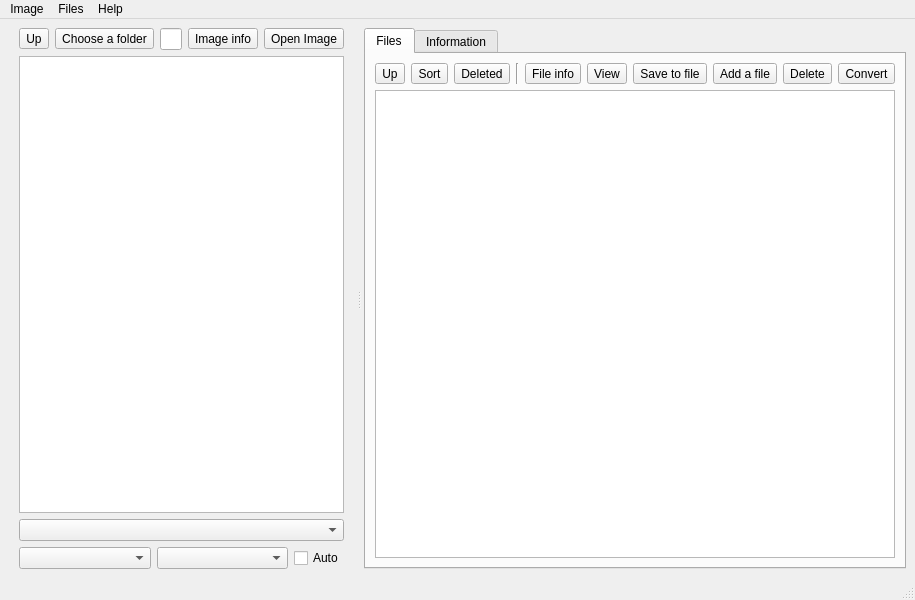
Ptr314/dsk_commander, file src/mainwindow.ui: the form before one commit.
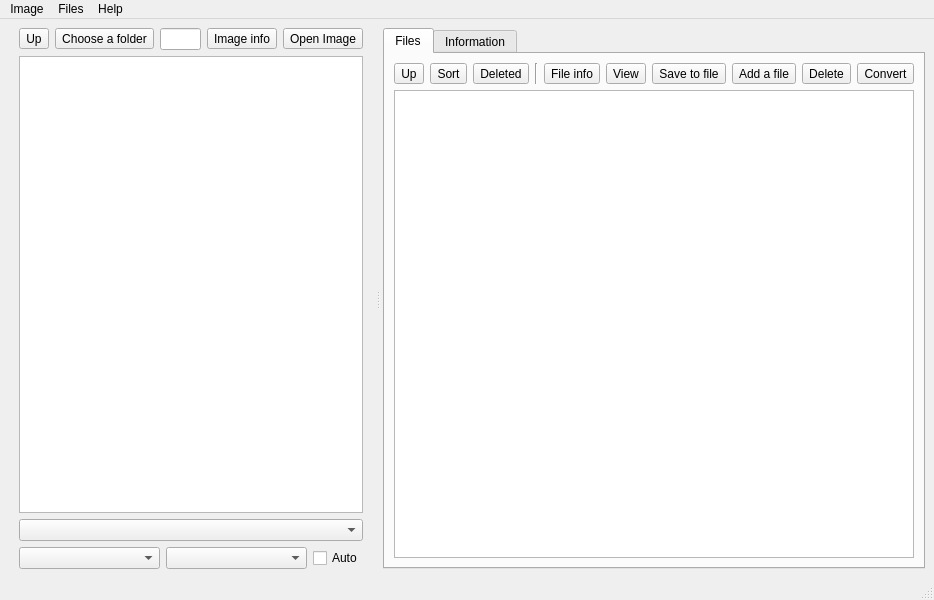
The form after the commit. Icons and pictures are not drawn.

Patch:
```diff
--- a/src/mainwindow.ui
+++ b/src/mainwindow.ui
@@ -6,7 +6,7 @@
    <rect>
     <x>0</x>
     <y>0</y>
-    <width>906</width>
+    <width>934</width>
     <height>600</height>
    </rect>
   </property>
@@ -511,7 +511,7 @@
     <rect>
      <x>0</x>
      <y>0</y>
-     <width>906</width>
+     <width>934</width>
      <height>21</height>
     </rect>
    </property>
```
Left out of the diff: 26 changed lines with no effect on the pictures.
